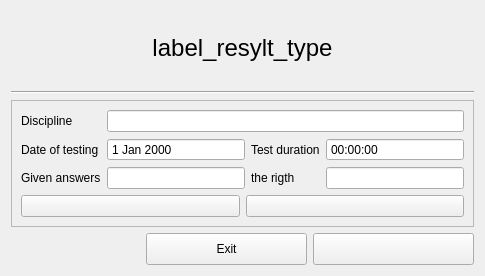
First picture: the form in test_results.ui, repository Testorator/Testik, before the edit.
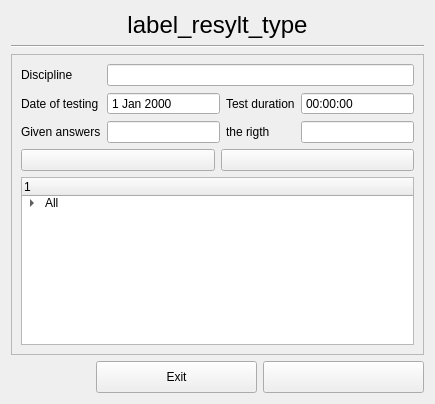
Second picture: the form after the edit.

Diff of the .ui file:
```diff
--- a/test_results.ui
+++ b/test_results.ui
@@ -9,75 +9,45 @@
    <rect>
     <x>0</x>
     <y>0</y>
-    <width>485</width>
-    <height>276</height>
+    <width>435</width>
+    <height>404</height>
    </rect>
   </property>
   <property name="windowTitle">
    <string>Form</string>
   </property>
-  <layout class="QGridLayout" name="gridLayout_2">
+  <layout class="QGridLayout" name="gridLayout_9">
    <item row="0" column="0">
-    <layout class="QGridLayout" name="gridLayout">
-     <item row="3" column="0" colspan="2">
-      <spacer name="horizontalSpacer_3">
-       <property name="orientation">
-        <enum>Qt::Horizontal</enum>
-       </property>
-       <property name="sizeHint" stdset="0">
-        <size>
-         <width>40</width>
-         <height>20</height>
-        </size>
-       </property>
-      </spacer>
-     </item>
-     <item row="1" column="0" colspan="4">
+    <layout class="QGridLayout" name="gridLayout_8">
+     <item row="0" column="0">
+      <layout class="QGridLayout" name="gridLayout_7">
+       <item row="0" column="0">
+        <widget class="QLabel" name="label_result_type">
+         <property name="font">
+          <font>
+           <pointsize>18</pointsize>
+          </font>
+         </property>
+         <property name="frameShadow">
+          <enum>QFrame::Plain</enum>
+         </property>
+         <property name="text">
+          <string>&lt;html&gt;&lt;head/&gt;&lt;body&gt;&lt;p align=&quot;center&quot;&gt;label_resylt_type&lt;/p&gt;&lt;/body&gt;&lt;/html&gt;</string>
+         </property>
+        </widget>
+       </item>
+       <item row="1" column="0">
       <widget class="Line" name="line">
        <property name="orientation">
         <enum>Qt::Horizontal</enum>
        </property>
       </widget>
      </item>
-     <item row="3" column="2">
-      <widget class="QPushButton" name="pushButton_Exit">
-       <property name="sizePolicy">
-        <sizepolicy hsizetype="Fixed" vsizetype="Fixed">
-         <horstretch>0</horstretch>
-         <verstretch>0</verstretch>
-        </sizepolicy>
-       </property>
-       <property name="minimumSize">
-        <size>
-         <width>161</width>
-         <height>32</height>
-        </size>
-       </property>
-       <property name="text">
-        <string>Exit</string>
-       </property>
-      </widget>
+      </layout>
      </item>
-     <item row="3" column="3">
-      <widget class="QPushButton" name="pushButton_RetryOrStartTest">
-       <property name="sizePolicy">
-        <sizepolicy hsizetype="Fixed" vsizetype="Fixed">
-         <horstretch>0</horstretch>
-         <verstretch>0</verstretch>
-        </sizepolicy>
-       </property>
-       <property name="minimumSize">
-        <size>
-         <width>161</width>
-         <height>32</height>
-        </size>
-       </property>
-       <property name="text">
-        <string/>
-       </property>
-      </widget>
-     </item>
-     <item row="2" column="0" colspan="4">
+     <item row="1" column="0">
+      <layout class="QGridLayout" name="gridLayout_6">
+       <item row="0" column="0">
       <widget class="QFrame" name="frame">
        <property name="frameShape">
         <enum>QFrame::StyledPanel</enum>
@@ -85,8 +55,12 @@
        <property name="frameShadow">
         <enum>QFrame::Raised</enum>
        </property>
+         <layout class="QGridLayout" name="gridLayout_5">
+          <item row="0" column="0">
        <layout class="QGridLayout" name="gridLayout_4">
         <item row="0" column="0">
+             <layout class="QGridLayout" name="gridLayout_2">
+              <item row="0" column="0">
          <layout class="QGridLayout" name="gridLayout_3">
           <item row="3" column="2">
            <widget class="QLabel" name="label_5">
@@ -188,22 +162,107 @@
          </layout>
         </item>
        </layout>
-      </widget>
-     </item>
-     <item row="0" column="0" colspan="4">
-      <widget class="QLabel" name="label_result_type">
-       <property name="font">
-        <font>
-         <pointsize>18</pointsize>
-        </font>
-       </property>
-       <property name="frameShadow">
-        <enum>QFrame::Plain</enum>
+            </item>
+            <item row="1" column="0">
+             <widget class="QTreeWidget" name="treeWidget">
+              <column>
+               <property name="text">
+                <string/>
+               </property>
+              </column>
+              <item>
+               <property name="text">
+                <string>All</string>
+               </property>
+               <item>
+                <property name="text">
+                 <string>didactic units</string>
+                </property>
+                <item>
+                 <property name="text">
+                  <string>theme</string>
+                 </property>
+                </item>
+                <item>
+                 <property name="text">
+                  <string>theme</string>
+                 </property>
+                </item>
+                <item>
+                 <property name="text">
+                  <string>theme</string>
+                 </property>
+                </item>
+                <item>
+                 <property name="text">
+                  <string>theme</string>
+                 </property>
+                </item>
+               </item>
+              </item>
+             </widget>
+            </item>
+           </layout>
+          </item>
+         </layout>
+        </widget>
+       </item>
+       <item row="1" column="0">
+        <layout class="QGridLayout" name="gridLayout">
+         <item row="0" column="1">
+          <widget class="QPushButton" name="pushButton_Exit">
+           <property name="sizePolicy">
+            <sizepolicy hsizetype="Fixed" vsizetype="Fixed">
+             <horstretch>0</horstretch>
+             <verstretch>0</verstretch>
+            </sizepolicy>
+           </property>
+           <property name="minimumSize">
+            <size>
+             <width>161</width>
+             <height>32</height>
+            </size>
        </property>
        <property name="text">
-        <string>&lt;html&gt;&lt;head/&gt;&lt;body&gt;&lt;p align=&quot;center&quot;&gt;label_resylt_type&lt;/p&gt;&lt;/body&gt;&lt;/html&gt;</string>
-       </property>
-      </widget>
+            <string>Exit</string>
+           </property>
+          </widget>
+         </item>
+         <item row="0" column="0">
+          <spacer name="horizontalSpacer_3">
+           <property name="orientation">
+            <enum>Qt::Horizontal</enum>
+           </property>
+           <property name="sizeHint" stdset="0">
+            <size>
+             <width>40</width>
+             <height>20</height>
+            </size>
+           </property>
+          </spacer>
+         </item>
+         <item row="0" column="2">
+          <widget class="QPushButton" name="pushButton_RetryOrStartTest">
+           <property name="sizePolicy">
+            <sizepolicy hsizetype="Fixed" vsizetype="Fixed">
+             <horstretch>0</horstretch>
+             <verstretch>0</verstretch>
+            </sizepolicy>
+           </property>
+           <property name="minimumSize">
+            <size>
+             <width>161</width>
+             <height>32</height>
+            </size>
+           </property>
+           <property name="text">
+            <string/>
+           </property>
+          </widget>
+         </item>
+        </layout>
+       </item>
+      </layout>
      </item>
     </layout>
    </item>
```
Lines whose indentation alone changed are shown as unchanged.
